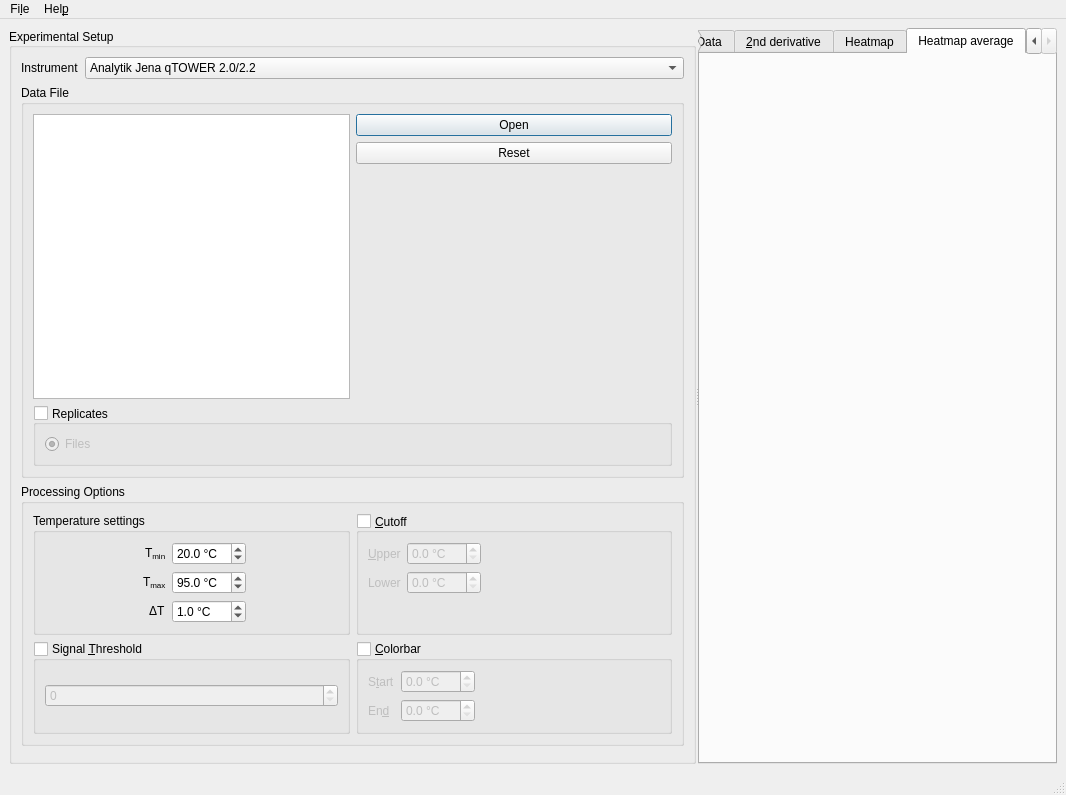
Before: the Qt Designer form ui/mainwindow.ui in Athemis/PyDSF, drawn with Qt 5.
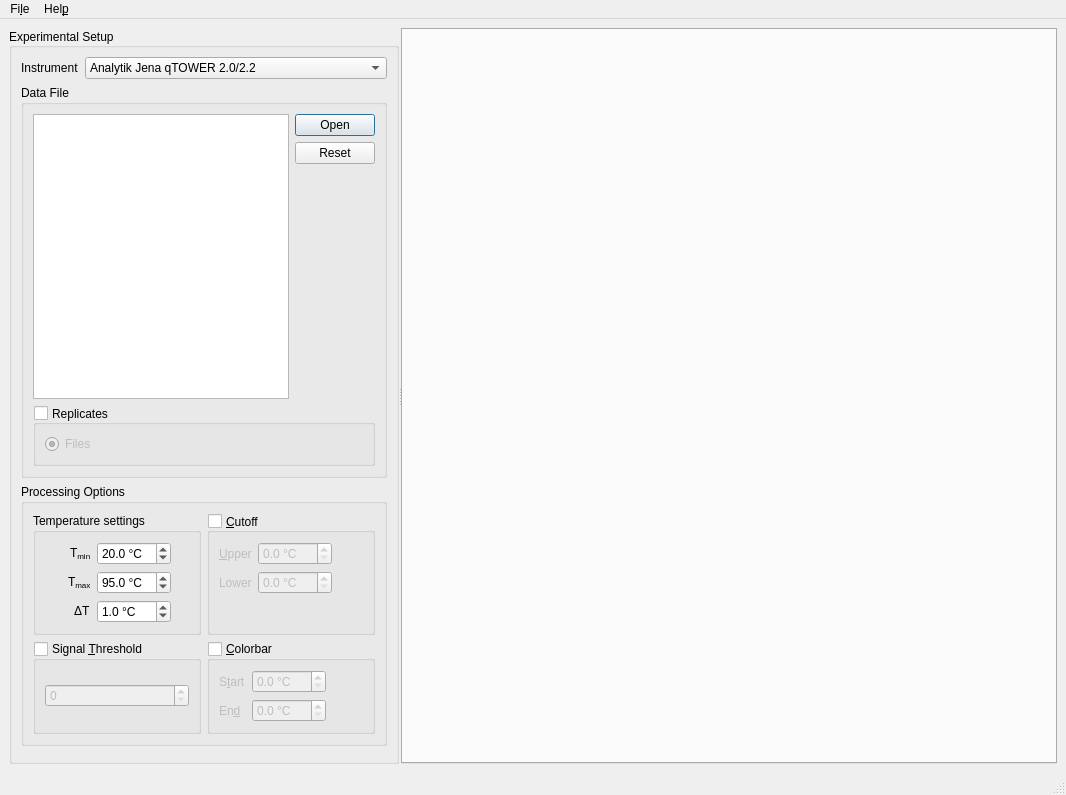
After: the same form once the commit is applied. The open tabs and pages were chosen to show the change. Icons and pictures are not drawn. Custom widgets are drawn as their Qt base class.

Commit message: Coding style; Overhaul of GUI

What changed in the file:
```diff
--- a/ui/mainwindow.ui
+++ b/ui/mainwindow.ui
@@ -463,9 +463,12 @@
        </layout>
       </widget>
       <widget class="QTabWidget" name="tabWidget">
+       <property name="enabled">
+        <bool>true</bool>
+       </property>
        <property name="sizePolicy">
         <sizepolicy hsizetype="Preferred" vsizetype="Preferred">
-         <horstretch>0</horstretch>
+         <horstretch>6</horstretch>
          <verstretch>0</verstretch>
         </sizepolicy>
        </property>
@@ -478,29 +481,6 @@
        <property name="currentIndex">
         <number>0</number>
        </property>
-       <widget class="MplWidget" name="tab_raw">
-        <attribute name="title">
-         <string>Raw Data</string>
-        </attribute>
-       </widget>
-       <widget class="MplWidget" name="tab_derivative">
-        <attribute name="title">
-         <string>&amp;2nd derivative</string>
-        </attribute>
-       </widget>
-       <widget class="MplWidget" name="tab_heatmap">
-        <attribute name="title">
-         <string>Heatmap</string>
-        </attribute>
-       </widget>
-       <widget class="MplWidget" name="tab_heatmap_avg">
-        <property name="enabled">
-         <bool>false</bool>
-        </property>
-        <attribute name="title">
-         <string>Heatmap average</string>
-        </attribute>
-       </widget>
       </widget>
      </widget>
     </item>
@@ -561,16 +541,6 @@
    </property>
   </action>
  </widget>
- <customwidgets>
-  <customwidget>
-   <class>MplWidget</class>
-   <extends>QWidget</extends>
-   <header>mplwidget</header>
-   <container>1</container>
-  </customwidget>
- </customwidgets>
- <resources>
-  <include location="icons.qrc"/>
- </resources>
+ <resources/>
  <connections/>
 </ui>
```
Left out of the diff: 7 changed lines with no effect on the pictures. The commit also changes 2 other files.
